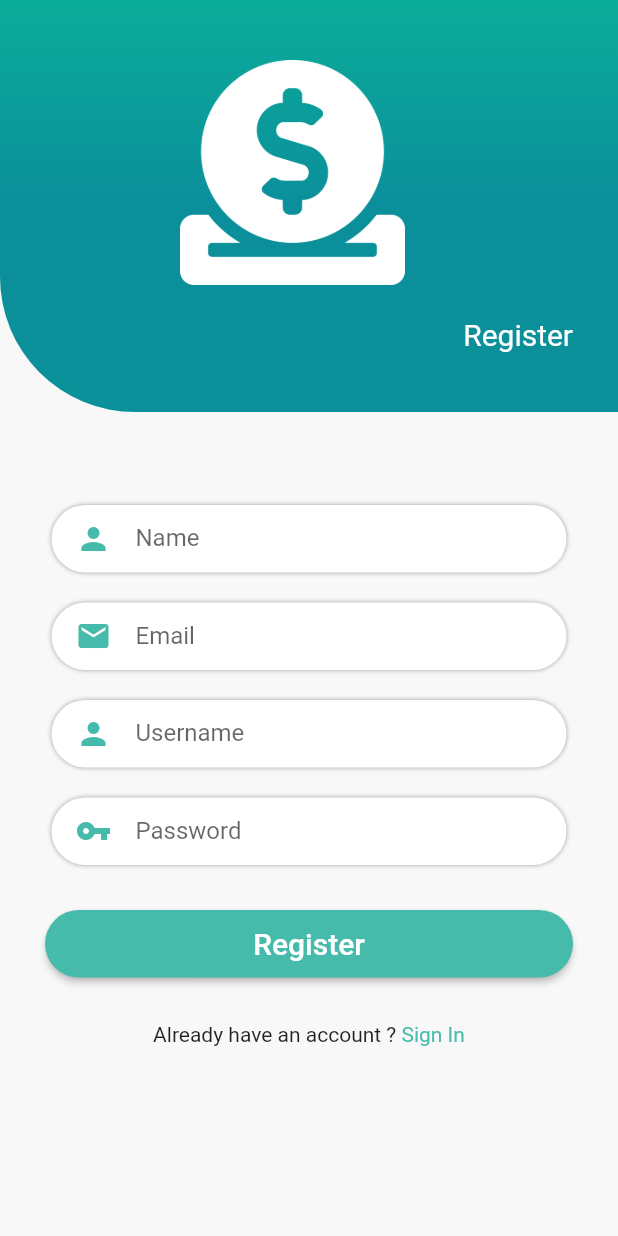
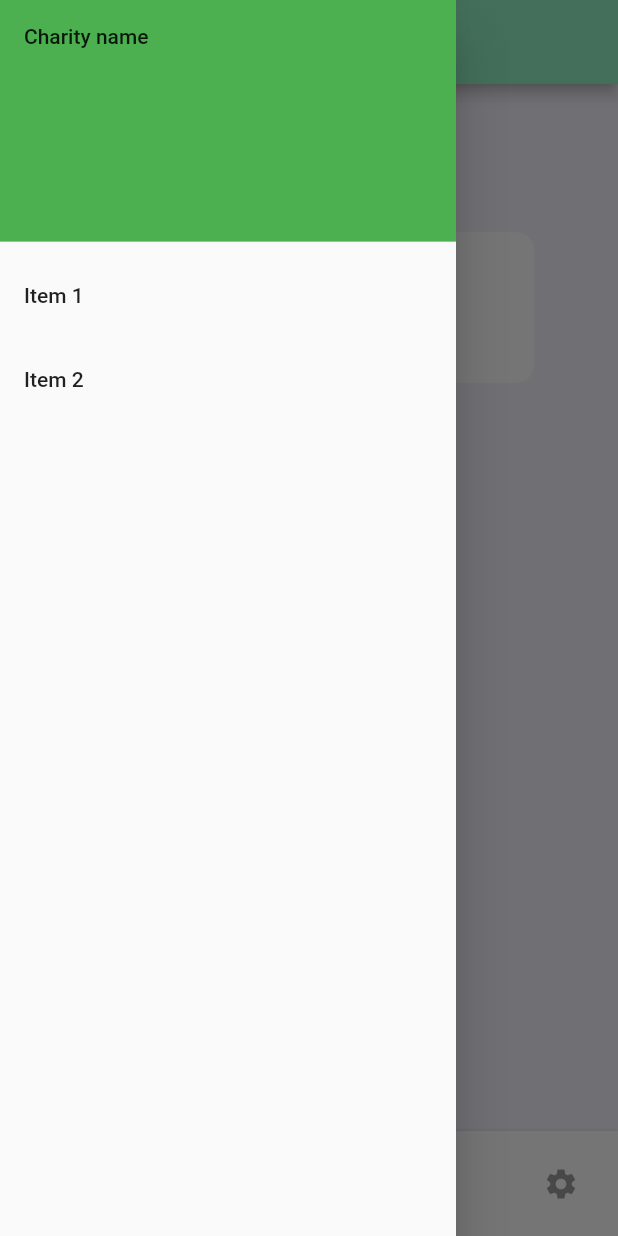
Before and after one commit to SlimanovQ8/CapstoneFrontend, a Flutter app: the screen it shows after launch, with the side drawer open (before the commit the screen has no drawer), on a phone screen of 412 x 824 dp. Run offline on Flutter 3.47's test engine with Material 2 defaults, Android fonts, the phone set to English and light mode, and no system bars; our stand-ins replace go_router.

Commit message:
charity-first-page crad remaining

```diff
--- a/lib/main.dart
+++ b/lib/main.dart
@@ -3,13 +3,14 @@ import 'package:go_router/go_router.dart';
 import 'package:tbr3at/pages/HomePage.dart';
 import 'package:tbr3at/pages/LoginPage.dart';
 import 'package:tbr3at/pages/SignUpPage.dart';
+import 'package:tbr3at/pages/CharityPage.dart';
 
 void main() {
-  runApp( MyApp());
+  runApp(MyApp());
 }
 
 class MyApp extends StatelessWidget {
-   MyApp({Key? key}) : super(key: key);
+  MyApp({Key? key}) : super(key: key);
 
   // This widget is the root of your application.
   @override
@@ -18,16 +19,13 @@ class MyApp extends StatelessWidget {
       debugShowCheckedModeBanner: false,
       routeInformationParser: _router.routeInformationParser,
       routerDelegate: _router.routerDelegate,
-
     );
   }
 
   //AuthProvider ap = AuthProvider();
-  final _router =
-  GoRouter(initialLocation: 1 == 2 ? "/signin" : "/", routes: [
-    GoRoute(path: "/", builder: (context, state) => SignUpPage()),
+  final _router = GoRouter(initialLocation: 1 == 2 ? "/signin" : "/", routes: [
+    GoRoute(path: "/", builder: (context, state) => CharityPage()),
     GoRoute(path: "/signin", builder: (context, state) => LoginPage()),
     GoRoute(path: "/home", builder: (context, state) => HomePage()),
-
   ]);
 }
--- /dev/null
+++ b/lib/pages/CharityPage.dart
@@ -0,0 +1,92 @@
+import 'package:flutter/material.dart';
+import 'package:flutter/src/foundation/key.dart';
+import 'package:flutter/src/widgets/framework.dart';
+
+import '../widgets/HomePageWidgets/BottomNavBar.dart';
+
+class CharityPage extends StatelessWidget {
+  const CharityPage({Key? key}) : super(key: key);
+
+  @override
+  Widget build(BuildContext context) {
+    return SafeArea(
+      child: Scaffold(
+        backgroundColor: const Color(0xfff5f5fd),
+        appBar: AppBar(
+          title: const Text(
+            "Tbr3at",
+            style: TextStyle(color: Colors.black),
+          ),
+          centerTitle: true,
+          backgroundColor: const Color(0xfff5f5fd),
+          flexibleSpace: Container(
+            decoration: BoxDecoration(
+              gradient: LinearGradient(
+                  begin: Alignment.centerLeft,
+                  end: Alignment.centerRight,
+                  colors: [
+                    Colors.green.withOpacity(0.5),
+                    Colors.greenAccent.withOpacity(0.7),
+                    Colors.greenAccent.withOpacity(0.7)
+                  ]),
+            ),
+          ),
+          /* create drawer with logout */
+        ),
+        drawer: Drawer(
+          child: ListView(
+            children: <Widget>[
+              DrawerHeader(
+                child: Text('Charity name'),
+                decoration: BoxDecoration(
+                  color: Colors.green,
+                ),
+              ),
+              ListTile(
+                title: Text('Item 1'),
+                onTap: () {
+                  Navigator.pop(context);
+                },
+              ),
+              ListTile(
+                title: Text('Item 2'),
+                onTap: () {
+                  Navigator.pop(context);
+                },
+              ),
+            ],
+          ),
+        ),
+        body: Center(
+          child: Container(
+            padding: EdgeInsets.only(top: 60),
+            child: Column(
+              children: [
+                Text('Charity Page',
+                    style:
+                        TextStyle(fontSize: 30, fontWeight: FontWeight.bold)),
+                Container(
+                  child: Card(
+                    elevation: 0,
+                    shape: RoundedRectangleBorder(
+                      side: BorderSide(
+                        color: Theme.of(context).colorScheme.outline,
+                      ),
+                      borderRadius: const BorderRadius.all(Radius.circular(12)),
+                    ),
+                    child: const SizedBox(
+                      width: 300,
+                      height: 100,
+                      child: Center(child: Text('Outlined Card')),
+                    ),
+                  ),
+                ),
+              ],
+            ),
+          ),
+        ),
+        bottomNavigationBar: const BottomBar(),
+      ),
+    );
+  }
+}
```
Also changed, not shown: 1 other file.
